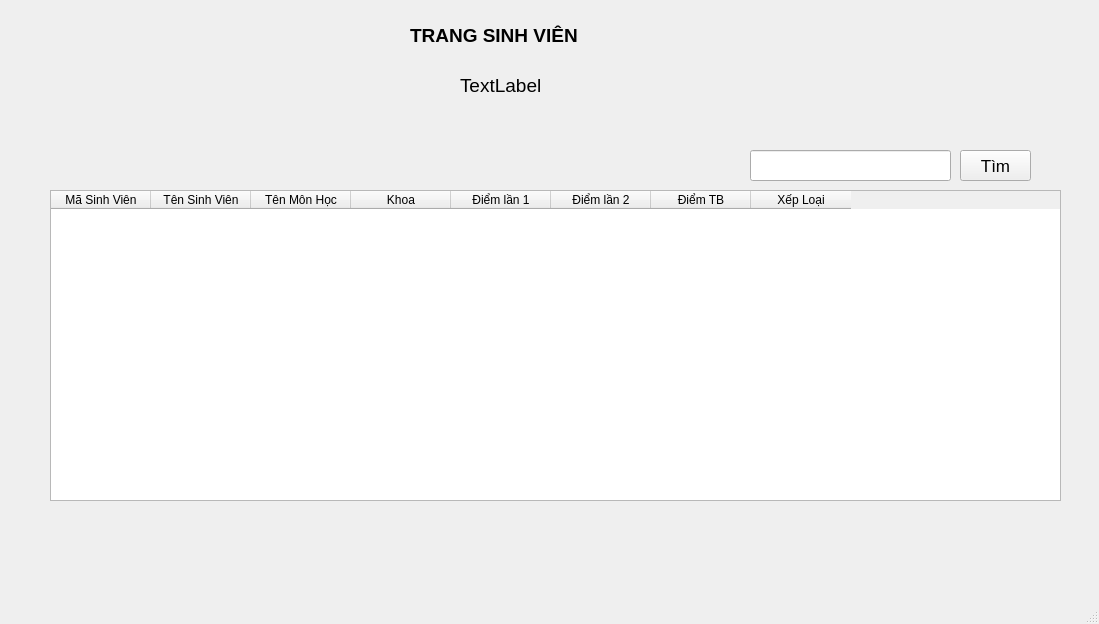
Qt form ui/TrangSV.ui (Ducquy2/Quan_Ly_Diem_Sinh_Vien) before a commit.
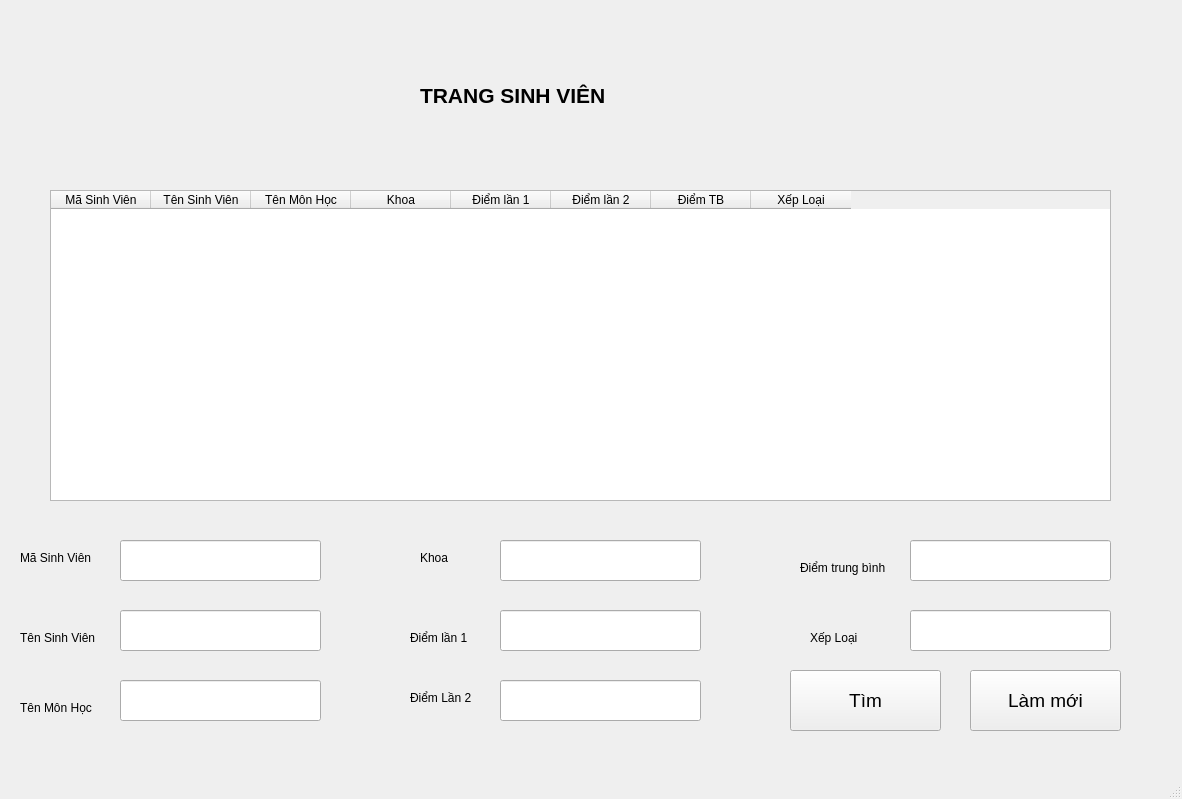
The same form after that commit.

```diff
--- a/ui/TrangSV.ui
+++ b/ui/TrangSV.ui
@@ -6,8 +6,8 @@
    <rect>
     <x>0</x>
     <y>0</y>
-    <width>1099</width>
-    <height>624</height>
+    <width>1182</width>
+    <height>799</height>
    </rect>
   </property>
   <property name="windowTitle">
@@ -19,7 +19,7 @@
      <rect>
       <x>50</x>
       <y>190</y>
-      <width>1011</width>
+      <width>1061</width>
       <height>311</height>
      </rect>
     </property>
@@ -64,36 +64,18 @@
      </property>
     </column>
    </widget>
-   <widget class="QLabel" name="label">
-    <property name="geometry">
-     <rect>
-      <x>460</x>
-      <y>70</y>
-      <width>201</width>
-      <height>31</height>
-     </rect>
-    </property>
-    <property name="font">
-     <font>
-      <pointsize>14</pointsize>
-     </font>
-    </property>
-    <property name="text">
-     <string>TextLabel</string>
-    </property>
-   </widget>
    <widget class="QLabel" name="label_2">
     <property name="geometry">
      <rect>
-      <x>410</x>
-      <y>20</y>
-      <width>251</width>
+      <x>420</x>
+      <y>80</y>
+      <width>311</width>
       <height>31</height>
      </rect>
     </property>
     <property name="font">
      <font>
-      <pointsize>14</pointsize>
+      <pointsize>16</pointsize>
       <weight>75</weight>
       <bold>true</bold>
      </font>
@@ -105,31 +87,223 @@
    <widget class="QLineEdit" name="txtTimSV">
     <property name="geometry">
      <rect>
-      <x>750</x>
-      <y>150</y>
+      <x>120</x>
+      <y>540</y>
       <width>201</width>
-      <height>31</height>
+      <height>41</height>
      </rect>
     </property>
    </widget>
    <widget class="QPushButton" name="btnTim">
     <property name="geometry">
      <rect>
-      <x>960</x>
-      <y>150</y>
-      <width>71</width>
-      <height>31</height>
+      <x>790</x>
+      <y>670</y>
+      <width>151</width>
+      <height>61</height>
      </rect>
     </property>
     <property name="font">
      <font>
-      <pointsize>13</pointsize>
+      <pointsize>14</pointsize>
      </font>
     </property>
     <property name="text">
      <string>Tìm</string>
     </property>
    </widget>
+   <widget class="QLineEdit" name="txtTenSV">
+    <property name="geometry">
+     <rect>
+      <x>120</x>
+      <y>610</y>
+      <width>201</width>
+      <height>41</height>
+     </rect>
+    </property>
+   </widget>
+   <widget class="QLineEdit" name="txtMonHoc">
+    <property name="geometry">
+     <rect>
+      <x>120</x>
+      <y>680</y>
+      <width>201</width>
+      <height>41</height>
+     </rect>
+    </property>
+   </widget>
+   <widget class="QLineEdit" name="txtKhoa">
+    <property name="geometry">
+     <rect>
+      <x>500</x>
+      <y>540</y>
+      <width>201</width>
+      <height>41</height>
+     </rect>
+    </property>
+   </widget>
+   <widget class="QLineEdit" name="txtDiem1">
+    <property name="geometry">
+     <rect>
+      <x>500</x>
+      <y>610</y>
+      <width>201</width>
+      <height>41</height>
+     </rect>
+    </property>
+   </widget>
+   <widget class="QLineEdit" name="txtDiem2">
+    <property name="geometry">
+     <rect>
+      <x>500</x>
+      <y>680</y>
+      <width>201</width>
+      <height>41</height>
+     </rect>
+    </property>
+   </widget>
+   <widget class="QLineEdit" name="txtDiemTB">
+    <property name="geometry">
+     <rect>
+      <x>910</x>
+      <y>540</y>
+      <width>201</width>
+      <height>41</height>
+     </rect>
+    </property>
+   </widget>
+   <widget class="QLineEdit" name="txtXepLoai">
+    <property name="geometry">
+     <rect>
+      <x>910</x>
+      <y>610</y>
+      <width>201</width>
+      <height>41</height>
+     </rect>
+    </property>
+   </widget>
+   <widget class="QLabel" name="label">
+    <property name="geometry">
+     <rect>
+      <x>20</x>
+      <y>550</y>
+      <width>81</width>
+      <height>16</height>
+     </rect>
+    </property>
+    <property name="text">
+     <string>Mã Sinh Viên</string>
+    </property>
+   </widget>
+   <widget class="QLabel" name="label_3">
+    <property name="geometry">
+     <rect>
+      <x>20</x>
+      <y>630</y>
+      <width>91</width>
+      <height>16</height>
+     </rect>
+    </property>
+    <property name="text">
+     <string>Tên Sinh Viên</string>
+    </property>
+   </widget>
+   <widget class="QLabel" name="label_4">
+    <property name="geometry">
+     <rect>
+      <x>20</x>
+      <y>700</y>
+      <width>91</width>
+      <height>16</height>
+     </rect>
+    </property>
+    <property name="text">
+     <string>Tên Môn Học</string>
+    </property>
+   </widget>
+   <widget class="QLabel" name="label_5">
+    <property name="geometry">
+     <rect>
+      <x>420</x>
+      <y>550</y>
+      <width>55</width>
+      <height>16</height>
+     </rect>
+    </property>
+    <property name="text">
+     <string>Khoa</string>
+    </property>
+   </widget>
+   <widget class="QLabel" name="label_6">
+    <property name="geometry">
+     <rect>
+      <x>410</x>
+      <y>630</y>
+      <width>71</width>
+      <height>16</height>
+     </rect>
+    </property>
+    <property name="text">
+     <string>Điểm lần 1</string>
+    </property>
+   </widget>
+   <widget class="QLabel" name="label_7">
+    <property name="geometry">
+     <rect>
+      <x>410</x>
+      <y>690</y>
+      <width>81</width>
+      <height>16</height>
+     </rect>
+    </property>
+    <property name="text">
+     <string>Điểm Lần 2</string>
+    </property>
+   </widget>
+   <widget class="QLabel" name="label_8">
+    <property name="geometry">
+     <rect>
+      <x>800</x>
+      <y>560</y>
+      <width>111</width>
+      <height>16</height>
+     </rect>
+    </property>
+    <property name="text">
+     <string>Điểm trung bình</string>
+    </property>
+   </widget>
+   <widget class="QLabel" name="label_9">
+    <property name="geometry">
+     <rect>
+      <x>810</x>
+      <y>630</y>
+      <width>81</width>
+      <height>16</height>
+     </rect>
+    </property>
+    <property name="text">
+     <string>Xếp Loại</string>
+    </property>
+   </widget>
+   <widget class="QPushButton" name="btnRefesh">
+    <property name="geometry">
+     <rect>
+      <x>970</x>
+      <y>670</y>
+      <width>151</width>
+      <height>61</height>
+     </rect>
+    </property>
+    <property name="font">
+     <font>
+      <pointsize>14</pointsize>
+     </font>
+    </property>
+    <property name="text">
+     <string>Làm mới</string>
+    </property>
+   </widget>
   </widget>
   <widget class="QMenuBar" name="menubar">
    <property name="geometry">
```
Left out of the diff: 4 changed lines with no effect on the pictures.
